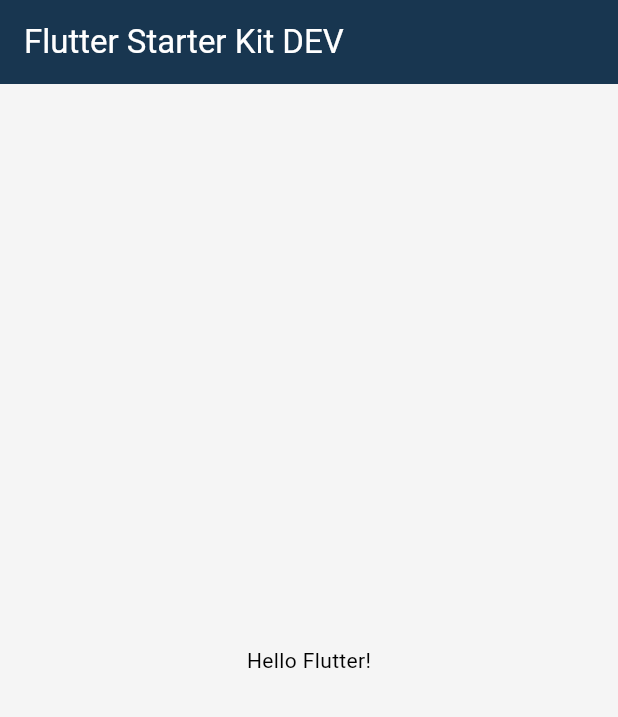
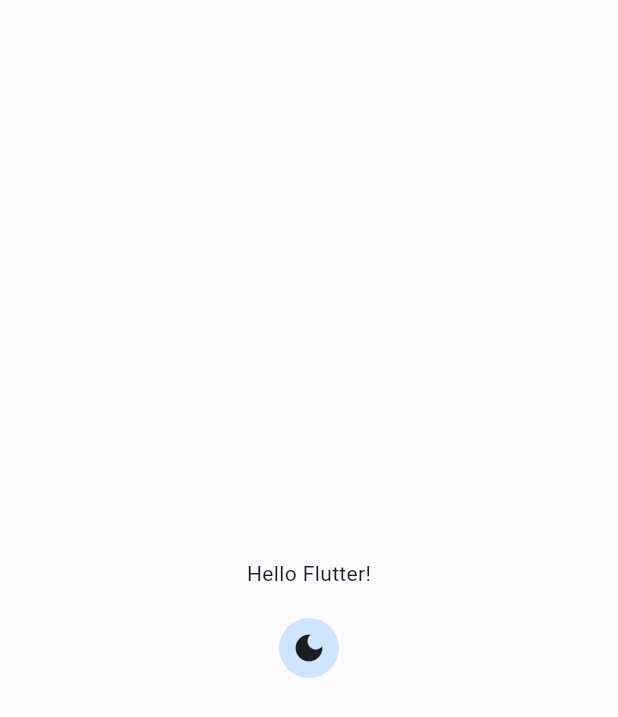
Before and after one commit to Gon3s/boardgames-scores, a Flutter app: the screen it shows after launch, on a phone screen of 412 x 824 dp. Shown: the top 717 px of the screen. Run offline on Flutter 3.47's test engine with Material 3 defaults, Android fonts, the phone set to English and light mode, and no system bars; our stand-ins replace flutter_riverpod, go_router; Roboto replaces fonts that are missing (Hindi).

Commit message:
Add route - ToggleTheme Icone

```diff
--- a/analysis_options.yaml
+++ b/analysis_options.yaml
@@ -21,8 +21,8 @@ linter:
   # `// ignore_for_file: name_of_lint` syntax on the line or in the file
   # producing the lint.
   rules:
+    - prefer_relative_imports
     # avoid_print: false  # Uncomment to disable the `avoid_print` rule
     # prefer_single_quotes: true  # Uncomment to enable the `prefer_single_quotes` rule
-
 # Additional information about this file can be found at
 # https://dart.dev/guides/language/analysis-options
--- a/lib/core/app.dart
+++ b/lib/core/app.dart
@@ -1,20 +1,24 @@
 import 'package:flutter/material.dart';
 import 'package:flutter_localizations/flutter_localizations.dart';
+import 'package:flutter_riverpod/flutter_riverpod.dart';
 
 import '../../generated/l10n.dart';
 import 'app_env.dart';
-import 'presentation/theme/app_theme.dart';
+import 'theme/app_theme.dart';
+import 'route/router.dart';
 
-class MyApp extends StatelessWidget {
+class MyApp extends ConsumerWidget {
   const MyApp({super.key});
 
   @override
-  Widget build(BuildContext context) {
-    return MaterialApp(
+  Widget build(BuildContext context, WidgetRef ref) {
+    final themeMode = ref.watch(appThemeProvider);
+
+    return MaterialApp.router(
       title: EnvInfo.appName,
       theme: AppThemes.lightTheme,
-      darkTheme: AppThemes.lightTheme,
-      themeMode: ThemeMode.light,
+      darkTheme: AppThemes.darkTheme,
+      themeMode: themeMode,
       debugShowCheckedModeBanner: false,
       localizationsDelegates: const [
         S.delegate,
@@ -23,31 +27,9 @@ class MyApp extends StatelessWidget {
         GlobalCupertinoLocalizations.delegate,
       ],
       supportedLocales: S.delegate.supportedLocales,
-      home: SafeArea(
-        child: Scaffold(
-          appBar: AppBar(
-            title: Text(
-              EnvInfo.appName,
-            ),
-          ),
-          body: const Center(
-            child: _MyHomePage(),
-          ),
-        ),
-      ),
+      routeInformationParser: router.routeInformationParser,
+      routerDelegate: router.routerDelegate,
+      routeInformationProvider: router.routeInformationProvider,
     );
   }
 }
-
-class _MyHomePage extends StatelessWidget {
-  const _MyHomePage();
-
-  @override
-  Widget build(BuildContext context) {
-    return Scaffold(
-      body: Center(
-        child: Text(S.of(context).helloWorld('Flutter')),
-      ),
-    );
-  }
-}
--- a/lib/core/presentation/theme/app_theme.dart
+++ /dev/null
@@ -1,25 +0,0 @@
-import 'package:flutter/material.dart';
-
-import 'index.dart';
-
-class AppThemes {
-  AppThemes._();
-
-  static final ThemeData lightTheme = ThemeData(
-    brightness: Brightness.light,
-    fontFamily: AppTextStyles.fontFamily,
-    primaryColor: AppColors.primaryColor,
-    colorScheme: const ColorScheme.light(
-      primary: AppColors.primaryColor,
-      secondary: AppColors.secondaryColor,
-      error: AppColors.errorColor,
-      background: AppColors.backgroundColor,
-    ),
-    scaffoldBackgroundColor: AppColors.backgroundColor,
-    appBarTheme: const AppBarTheme(
-      backgroundColor: AppColors.primaryColor,
-      foregroundColor: AppColors.onPrimaryColor,
-      elevation: 0,
-    ),
-  );
-}
--- /dev/null
+++ b/lib/core/route/router.dart
@@ -0,0 +1,7 @@
+import 'package:go_router/go_router.dart';
+
+import '../../features/home/route.dart';
+
+final GoRouter router = GoRouter(routes: <RouteBase>[
+  homeRoute,
+]);
--- a/lib/core/presentation/theme/app_colors.dart
+++ b/lib/core/theme/app_colors.dart
@@ -3,9 +3,9 @@ import 'package:flutter/material.dart';
 class AppColors {
   AppColors._();
 
-  static const Color primaryColor = Color.fromRGBO(24, 54, 80, 1);
+  static const Color primaryColor = Color(0xFF183650);
   static const Color onPrimaryColor = Color.fromRGBO(255, 255, 255, 1);
-  static const Color secondaryColor = Color.fromRGBO(252, 151, 89, 1);
+  static const Color secondaryColor = Color(0xFFFC9759);
   static const Color errorColor = Color(0xFFE57373);
   static const Color backgroundColor = Color(0xFFF5F5F5);
 }
--- /dev/null
+++ b/lib/core/theme/app_theme.dart
@@ -0,0 +1,101 @@
+import 'package:flutter/material.dart';
+import 'package:flutter_riverpod/flutter_riverpod.dart';
+
+final appThemeProvider = StateNotifierProvider<AppThemeModeNotifier, ThemeMode>((ref) {
+  return AppThemeModeNotifier();
+});
+
+class AppThemeModeNotifier extends StateNotifier<ThemeMode> {
+  ThemeMode currentTheme = ThemeMode.light;
+
+  AppThemeModeNotifier() : super(ThemeMode.light) {
+    getCurrentTheme();
+  }
+
+  void toggleTheme() {
+    state = state == ThemeMode.dark ? ThemeMode.light : ThemeMode.dark;
+  }
+
+  void getCurrentTheme() async {
+    final value = ThemeMode.values.byName('light');
+    state = value;
+  }
+}
+
+class AppThemes {
+  AppThemes._();
+
+  static final ThemeData lightTheme = ThemeData(
+    useMaterial3: true,
+    colorScheme: const ColorScheme(
+      brightness: Brightness.light,
+      primary: Color(0xFF00629D),
+      onPrimary: Color(0xFFFFFFFF),
+      primaryContainer: Color(0xFFCFE5FF),
+      onPrimaryContainer: Color(0xFF001D33),
+      secondary: Color(0xFF97480E),
+      onSecondary: Color(0xFFFFFFFF),
+      secondaryContainer: Color(0xFFFFDBC9),
+      onSecondaryContainer: Color(0xFF331200),
+      tertiary: Color(0xFF00629F),
+      onTertiary: Color(0xFFFFFFFF),
+      tertiaryContainer: Color(0xFFD0E4FF),
+      onTertiaryContainer: Color(0xFF001D34),
+      error: Color(0xFFBA1A1A),
+      errorContainer: Color(0xFFFFDAD6),
+      onError: Color(0xFFFFFFFF),
+      onErrorContainer: Color(0xFF410002),
+      background: Color(0xFFFCFCFF),
+      onBackground: Color(0xFF1A1C1E),
+      surface: Color(0xFFFCFCFF),
+      onSurface: Color(0xFF1A1C1E),
+      surfaceVariant: Color(0xFFDEE3EB),
+      onSurfaceVariant: Color(0xFF42474E),
+      outline: Color(0xFF72777F),
+      onInverseSurface: Color(0xFFF1F0F4),
+      inverseSurface: Color(0xFF2F3033),
+      inversePrimary: Color(0xFF98CBFF),
+      shadow: Color(0xFF000000),
+      surfaceTint: Color(0xFF00629D),
+      outlineVariant: Color(0xFFC2C7CF),
+      scrim: Color(0xFF000000),
+    ),
+  );
+
+  static final ThemeData darkTheme = ThemeData(
+    useMaterial3: true,
+    colorScheme: const ColorScheme(
+      brightness: Brightness.dark,
+      primary: Color(0xFF98CBFF),
+      onPrimary: Color(0xFF003354),
+      primaryContainer: Color(0xFF004A77),
+      onPrimaryContainer: Color(0xFFCFE5FF),
+      secondary: Color(0xFFFFB68D),
+      onSecondary: Color(0xFF532200),
+      secondaryContainer: Color(0xFF763300),
+      onSecondaryContainer: Color(0xFFFFDBC9),
+      tertiary: Color(0xFF9ACBFF),
+      onTertiary: Color(0xFF003355),
+      tertiaryContainer: Color(0xFF004A79),
+      onTertiaryContainer: Color(0xFFD0E4FF),
+      error: Color(0xFFFFB4AB),
+      errorContainer: Color(0xFF93000A),
+      onError: Color(0xFF690005),
+      onErrorContainer: Color(0xFFFFDAD6),
+      background: Color(0xFF1A1C1E),
+      onBackground: Color(0xFFE2E2E5),
+      surface: Color(0xFF1A1C1E),
+      onSurface: Color(0xFFE2E2E5),
+      surfaceVariant: Color(0xFF42474E),
+      onSurfaceVariant: Color(0xFFC2C7CF),
+      outline: Color(0xFF8C9199),
+      onInverseSurface: Color(0xFF1A1C1E),
+      inverseSurface: Color(0xFFE2E2E5),
+      inversePrimary: Color(0xFF00629D),
+      shadow: Color(0xFF000000),
+      surfaceTint: Color(0xFF98CBFF),
+      outlineVariant: Color(0xFF42474E),
+      scrim: Color(0xFF000000),
+    ),
+  );
+}
--- /dev/null
+++ b/lib/core/widgets/toggle_theme.dart
@@ -0,0 +1,25 @@
+import 'package:flutter/material.dart';
+import 'package:flutter_riverpod/flutter_riverpod.dart';
+
+import '../theme/app_theme.dart';
+import '../utils/colored_debug_printer.dart';
+
+class ToggleTheme extends ConsumerWidget {
+  const ToggleTheme({super.key});
+
+  @override
+  Widget build(BuildContext context, WidgetRef ref) {
+    Print.green('[ToggleTheme]', Theme.of(context).brightness.toString());
+    return InkWell(
+      onTap: () {
+        ref.read(appThemeProvider.notifier).toggleTheme();
+      },
+      child: CircleAvatar(
+        child: Icon(
+          Theme.of(context).brightness == Brightness.dark ? Icons.light_mode : Icons.dark_mode,
+          color: Theme.of(context).iconTheme.color,
+        ),
+      ),
+    );
+  }
+}
--- /dev/null
+++ b/lib/features/home/presentation/home_screen.dart
@@ -0,0 +1,27 @@
+import 'package:flutter/material.dart';
+import 'package:flutter_riverpod/flutter_riverpod.dart';
+
+import '../../../core/widgets/toggle_theme.dart';
+import '../../../generated/l10n.dart';
+
+class HomeScreen extends ConsumerWidget {
+  const HomeScreen({super.key});
+
+  @override
+  Widget build(BuildContext context, WidgetRef ref) {
+    return SafeArea(
+      child: Scaffold(
+        body: Center(
+          child: Column(
+            mainAxisAlignment: MainAxisAlignment.center,
+            children: [
+              Text(S.of(context).helloWorld('Flutter')),
+              const SizedBox(height: 20),
+              const ToggleTheme(),
+            ],
+          ),
+        ),
+      ),
+    );
+  }
+}
--- /dev/null
+++ b/lib/features/home/route.dart
@@ -0,0 +1,9 @@
+import 'package:flutter/material.dart';
+import 'package:go_router/go_router.dart';
+
+import 'presentation/home_screen.dart';
+
+final RouteBase homeRoute = GoRoute(
+  path: '/',
+  builder: (BuildContext context, GoRouterState state) => const HomeScreen(),
+);
--- a/pubspec.yaml
+++ b/pubspec.yaml
@@ -41,6 +41,9 @@ dependencies:
   # A simple way to access state from anywhere in your application while robust and testable.
   flutter_riverpod: ^2.4.9
 
+  # A declarative router for Flutter based on Navigation 2 supporting deep linking, data-driven routes and more
+  go_router: ^13.0.1
+
   # Contains code to deal with internationalized/localized messages, date and number formatting and parsing, bi-directional text, and other internationalization issues.
   intl: ^0.18.1
 
```
Also changed, not shown: lib/core/theme/index.dart (renamed from lib/core/presentation/theme/index.dart), lib/core/theme/text_styles.dart (renamed from lib/core/presentation/theme/text_styles.dart).
